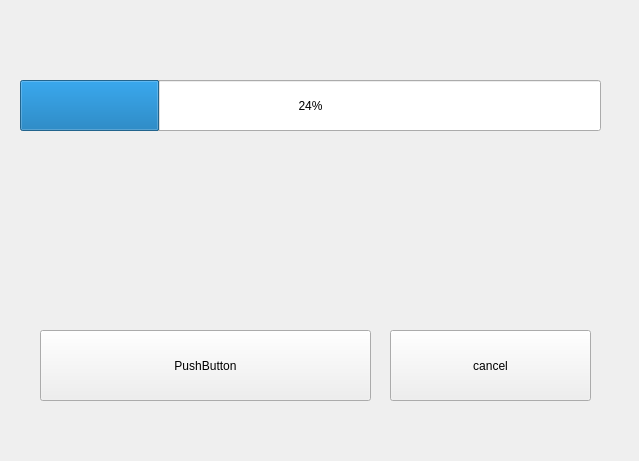
Above: UI_files/download_window.ui from kdv2001/OnlyFiles before the change. Below: the same form after it.
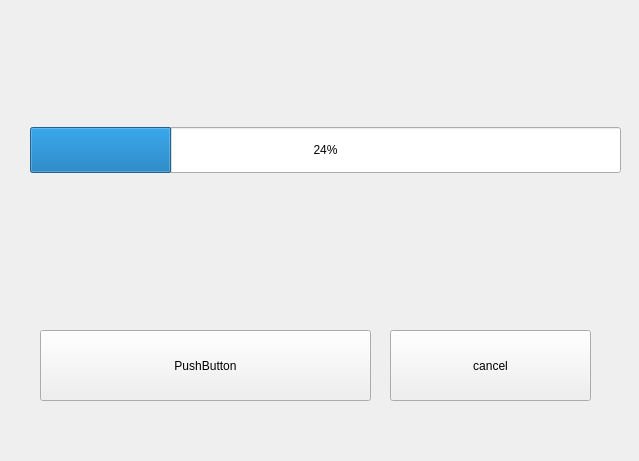
That is the form after the change.

What changed in the file:
```diff
--- a/UI_files/download_window.ui
+++ b/UI_files/download_window.ui
@@ -39,18 +39,33 @@
     <string>PushButton</string>
    </property>
   </widget>
-  <widget class="QProgressBar" name="progressBar">
+  <widget class="QWidget" name="verticalLayoutWidget">
    <property name="geometry">
     <rect>
-     <x>20</x>
+     <x>30</x>
      <y>80</y>
-     <width>581</width>
-     <height>51</height>
+     <width>591</width>
+     <height>141</height>
     </rect>
    </property>
+   <layout class="QVBoxLayout" name="verticalLayout">
+    <item>
+     <widget class="QProgressBar" name="progressBar">
+      <property name="enabled">
+       <bool>true</bool>
+      </property>
+      <property name="minimumSize">
+       <size>
+        <width>0</width>
+        <height>46</height>
+       </size>
+      </property>
    <property name="value">
     <number>24</number>
    </property>
+     </widget>
+    </item>
+   </layout>
   </widget>
  </widget>
  <resources/>
```
Lines whose indentation alone changed are shown as unchanged.
